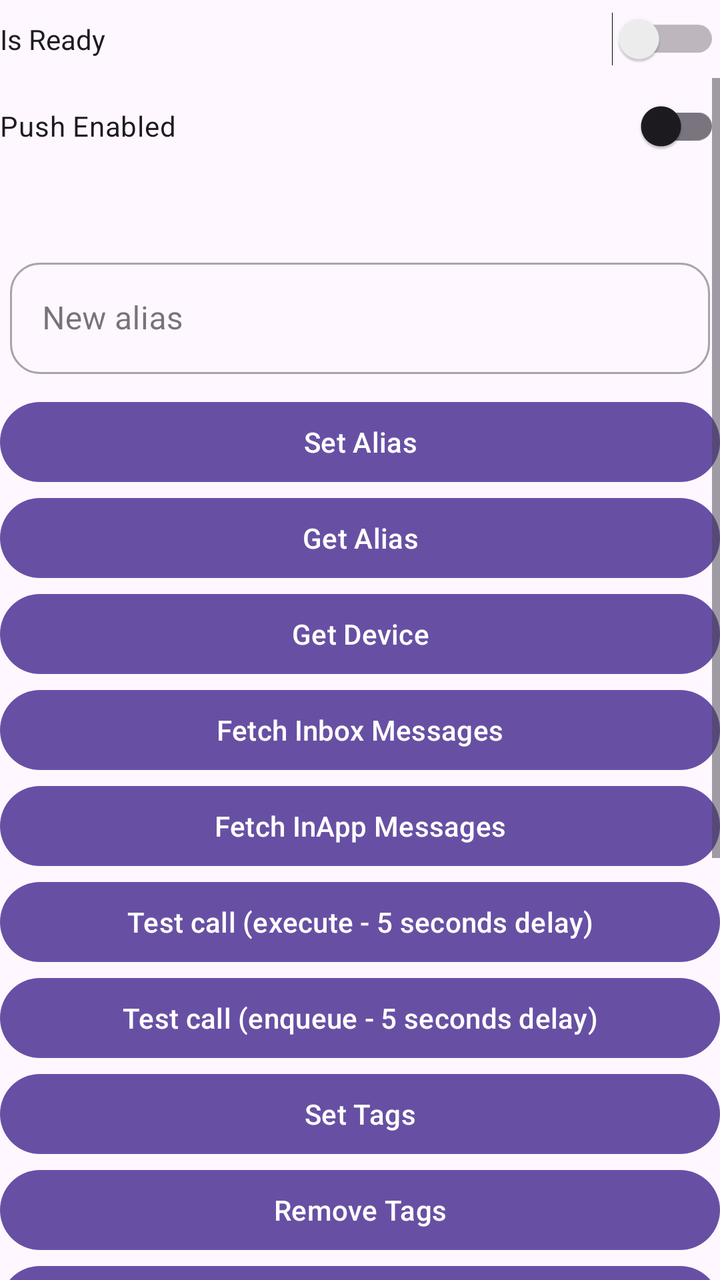
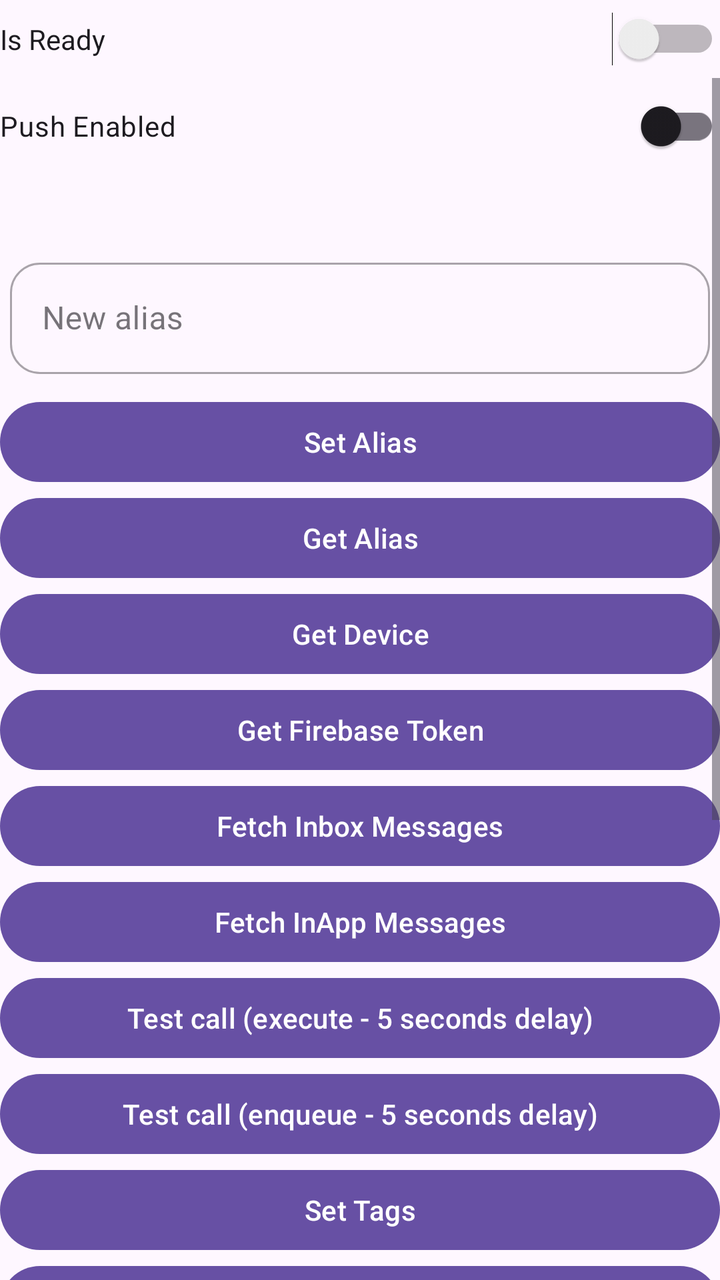

An Android layout rendered at two revisions. The XML below is the earlier revision; the diff shows what the commit changed to produce the second picture.
<!-- AndroidManifest.xml: another module's application theme Theme.EngageSample -->
<!-- res/layout/fragment_base_test.xml -->
<?xml version="1.0" encoding="utf-8"?>
<LinearLayout xmlns:android="http://schemas.android.com/apk/res/android"
    xmlns:app="http://schemas.android.com/apk/res-auto"
    xmlns:tools="http://schemas.android.com/tools"
    android:layout_width="match_parent"
    android:layout_height="match_parent"
    android:orientation="vertical"
    tools:ignore="HardcodedText">

    <Switch
        android:id="@+id/switchReady"
        android:layout_width="match_parent"
        android:layout_height="wrap_content"
        android:paddingVertical="10dp"
        android:text="Is Ready"
        tools:ignore="HardcodedText,UseSwitchCompatOrMaterialXml" />

    <ScrollView
        android:layout_width="match_parent"
        android:layout_height="match_parent">

        <LinearLayout
            android:layout_width="match_parent"
            android:layout_height="wrap_content"
            android:orientation="vertical">

            <androidx.appcompat.widget.SwitchCompat
                android:id="@+id/switchPushEnabled"
                android:layout_width="match_parent"
                android:layout_height="wrap_content"
                android:paddingVertical="10dp"
                android:text="Push Enabled"
                tools:ignore="HardcodedText,UseSwitchCompatOrMaterialXml" />

            <TextView
                android:id="@+id/tvDevice"
                android:layout_width="match_parent"
                android:layout_height="wrap_content"
                android:layout_marginTop="10dp" />

            <com.google.android.material.textfield.TextInputLayout
                style="@style/Widget.MaterialComponents.TextInputLayout.OutlinedBox"
                android:layout_width="match_parent"
                android:layout_height="wrap_content"
                android:layout_marginHorizontal="5dp"
                android:layout_marginVertical="10dp"
                android:hint="New alias"
                app:boxCornerRadiusBottomEnd="15dp"
                app:boxCornerRadiusBottomStart="15dp"
                app:boxCornerRadiusTopEnd="15dp"
                app:boxCornerRadiusTopStart="15dp"
                app:placeholderText="Enter alias">

                <com.google.android.material.textfield.TextInputEditText
                    android:id="@+id/editTextAlias"
                    android:layout_width="match_parent"
                    android:layout_height="wrap_content" />
            </com.google.android.material.textfield.TextInputLayout>

            <com.google.android.material.button.MaterialButton
                android:id="@+id/btnSetAlias"
                android:layout_width="match_parent"
                android:layout_height="wrap_content"
                android:text="Set Alias" />

            <com.google.android.material.button.MaterialButton
                android:id="@+id/btnGetAlias"
                android:layout_width="match_parent"
                android:layout_height="wrap_content"
                android:text="Get Alias" />

            <com.google.android.material.button.MaterialButton
                android:id="@+id/btnGetDevice"
                android:layout_width="match_parent"
                android:layout_height="wrap_content"
                android:text="Get Device" />


            <com.google.android.material.button.MaterialButton
                android:id="@+id/btnFetchInboxMessages"
                android:layout_width="match_parent"
                android:layout_height="wrap_content"
                android:text="Fetch Inbox Messages" />

            <com.google.android.material.button.MaterialButton
                android:id="@+id/btnFetchInappMessages"
                android:layout_width="match_parent"
                android:layout_height="wrap_content"
                android:text="Fetch InApp Messages" />

            <com.google.android.material.button.MaterialButton
                android:id="@+id/btnTestCallExecute"
                android:layout_width="match_parent"
                android:layout_height="wrap_content"
                android:text="Test call (execute - 5 seconds delay)" />

            <com.google.android.material.button.MaterialButton
                android:id="@+id/btnTestCallEnqueue"
                android:layout_width="match_parent"
                android:layout_height="wrap_content"
                android:text="Test call (enqueue - 5 seconds delay)" />

            <com.google.android.material.button.MaterialButton
                android:id="@+id/btnSetTags"
                android:layout_width="match_parent"
                android:layout_height="wrap_content"
                android:text="Set Tags" />

            <com.google.android.material.button.MaterialButton
                android:id="@+id/btnRemoveTags"
                android:layout_width="match_parent"
                android:layout_height="wrap_content"
                android:text="Remove Tags" />

            <com.google.android.material.button.MaterialButton
                android:id="@+id/btnSetCustomAttributes"
                android:layout_width="match_parent"
                android:layout_height="wrap_content"
                android:text="Set custom attributes" />

            <com.google.android.material.button.MaterialButton
                android:id="@+id/btnGetCustomAttributes"
                android:layout_width="match_parent"
                android:layout_height="wrap_content"
                android:text="Get custom attributes" />

            <com.google.android.material.button.MaterialButton
                android:id="@+id/btnTestInappEvent"
                android:layout_width="match_parent"
                android:layout_height="wrap_content"
                android:text="Test Inapp Event" />

            <com.google.android.material.button.MaterialButton
                android:id="@+id/btnTestPushEvent"
                android:layout_width="match_parent"
                android:layout_height="wrap_content"
                android:text="Test Push Event" />

            <com.google.android.material.button.MaterialButton
                android:id="@+id/btnGetRegions"
                android:layout_width="match_parent"
                android:layout_height="wrap_content"
                android:text="Get Regions (Geofencing)" />

            <com.google.android.material.button.MaterialButton
                android:id="@+id/btnEventRegions"
                android:layout_width="match_parent"
                android:layout_height="wrap_content"
                android:text="Trigger Enter Geolocation" />

            <com.google.android.material.button.MaterialButton
                android:id="@+id/btnTestActivate"
                android:layout_width="match_parent"
                android:layout_height="wrap_content"
                android:text="Test Activate" />
        </LinearLayout>
    </ScrollView>

</LinearLayout>
<!-- resources referenced by this layout -->
<resources>
  <style name="Theme.EngageSample" parent="Base.Theme.EngageSample" />
  <style name="Base.Theme.EngageSample" parent="Theme.Material3.DayNight.NoActionBar">
          
          
      </style>
</resources>

<!-- the commit's change to res/layout/fragment_base_test.xml (unified diff, before → after) -->
@@ -75,6 +75,11 @@
                 android:layout_height="wrap_content"
                 android:text="Get Device" />
 
+            <com.google.android.material.button.MaterialButton
+                android:id="@+id/btnGetFbToken"
+                android:layout_width="match_parent"
+                android:layout_height="wrap_content"
+                android:text="Get Firebase Token" />
 
             <com.google.android.material.button.MaterialButton
                 android:id="@+id/btnFetchInboxMessages"
